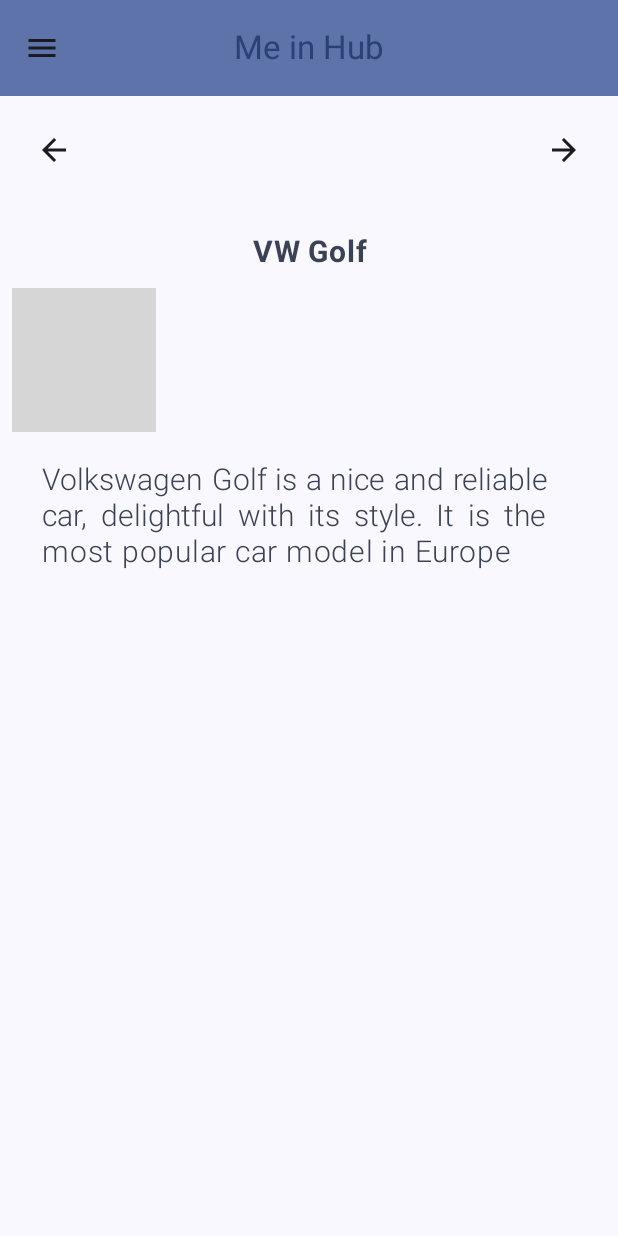
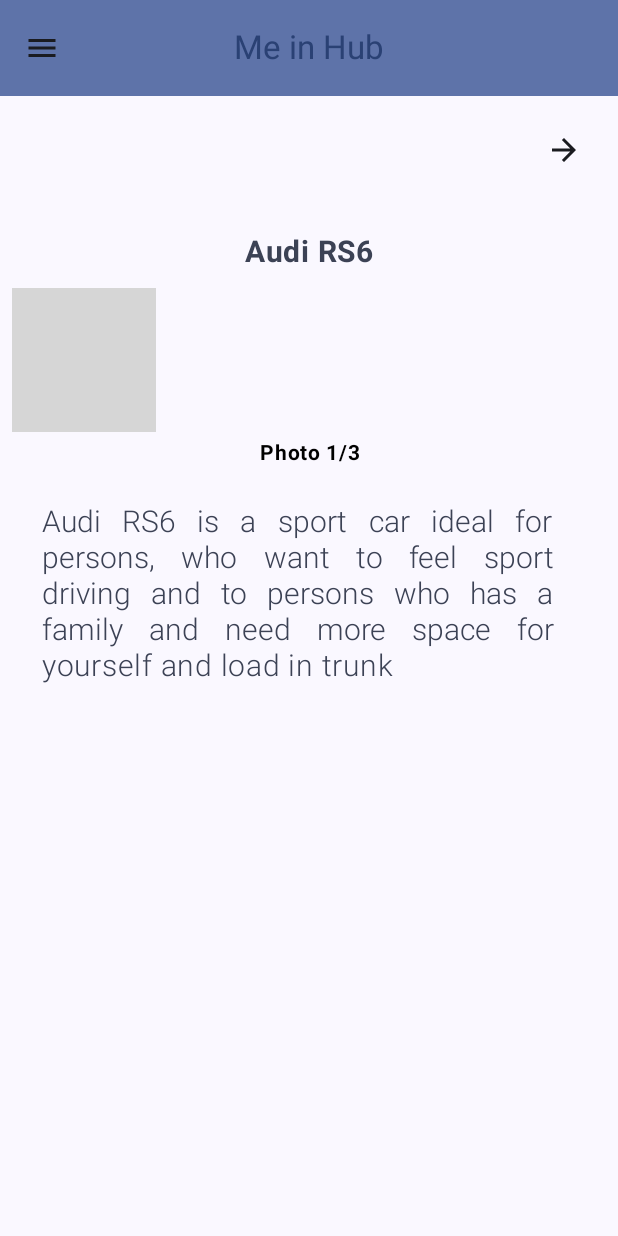
Before and after one commit to Mateusz123210/Me-in-hub, an Android app built with Jetpack Compose: the CarScreenContent screen opened through its navigation route, on a phone screen of 412 x 824 dp. Run offline under Robolectric (Android 15) with nearby library versions, the light colour scheme and no system bars; grey boxes are pictures that could not be loaded.

Commit message:
Cars screen done

```diff
--- a/app/src/main/java/com/example/meinhub/MainActivity.kt
+++ b/app/src/main/java/com/example/meinhub/MainActivity.kt
@@ -40,7 +40,12 @@
 import androidx.compose.material3.TopAppBarDefaults
 import androidx.compose.material3.rememberTopAppBarState
 import androidx.compose.runtime.Composable
+import androidx.compose.runtime.getValue
+import androidx.compose.runtime.mutableIntStateOf
+import androidx.compose.runtime.mutableStateOf
+import androidx.compose.runtime.remember
 import androidx.compose.runtime.rememberCoroutineScope
+import androidx.compose.runtime.setValue
 import androidx.compose.ui.Alignment
 import androidx.compose.ui.Modifier
 import androidx.compose.ui.graphics.Color
@@ -270,14 +275,14 @@
         initialPageOffsetFraction = 0f
     ){4}
     val scope = rememberCoroutineScope()
-    val Books = listOf(
+    val books = listOf(
         R.drawable.english4it_book,
         R.drawable.physics_book,
         R.drawable.investing_book,
         R.drawable.learning_tutorial_book
     )
 
-    val BooksDescriptions = listOf(
+    val booksDescriptions = listOf(
         "This book is, in my opinion, suitable for persons, who want to learn " +
                 "english vocabulary used in IT",
         "This book is, in my opinion perfect for persons, who want to prepare " +
@@ -286,7 +291,7 @@
         "By reading this book you will found out, how to learn effectively"
     )
 
-    val BooksTitles = listOf(
+    val booksTitles = listOf(
         "English 4 IT",
         "Fizyka Zakres rozszerzony",
         "Inwestowanie w złoto i srebro",
@@ -331,7 +336,7 @@
         }
         Box(modifier = Modifier.fillMaxSize()) {
             HorizontalPager(state = pagerState,
-                key = {Books[it]}
+                key = {books[it]}
                 ) {
                 index ->
 
@@ -347,7 +352,7 @@
                     ) {
                         Text(
                             modifier = Modifier.fillMaxWidth(),
-                            text = BooksTitles[index],
+                            text = booksTitles[index],
                             color = MaterialTheme.colorScheme.secondary,
                             fontSize = 20.sp,
                             textAlign = TextAlign.Center,
@@ -360,14 +365,14 @@
                             modifier = Modifier
                                 .fillMaxWidth()
                                 .heightIn(0.dp, 520.dp),
-                            painter = painterResource(Books[index]),
+                            painter = painterResource(books[index]),
                             contentDescription = "Book photo",
                             contentScale = ContentScale.Crop
                         )
                     }
                     Row(modifier = Modifier.padding(20.dp)) {
                         Text(
-                            text = BooksDescriptions[index],
+                            text = booksDescriptions[index],
                             color = MaterialTheme.colorScheme.secondary,
                             fontSize = 20.sp,
                             fontFamily = FontFamily.SansSerif,
@@ -407,8 +412,73 @@
     }
 }
 
+@OptIn(ExperimentalFoundationApi::class)
 @Composable
 fun CarScreenContent(navHostController: NavHostController, innerPadding: PaddingValues) {
+
+    var carIndex by remember { mutableIntStateOf(0) }
+    val scope = rememberCoroutineScope()
+
+    val audi = listOf(
+        R.drawable.audi_rs6_photo,
+        R.drawable.audi_rs6_photo1,
+        R.drawable.audi_rs6_photo2
+    )
+
+    val golf = listOf(
+        R.drawable.golf,
+        R.drawable.golf_2
+    )
+
+    val bmw = listOf(
+        R.drawable.bmw_m5,
+        R.drawable.bmw_m5_1
+    )
+
+    val opel = listOf(
+        R.drawable.opel_astra
+    )
+
+    val cars = listOf(
+        audi,
+        golf,
+        bmw,
+        opel
+    )
+    val states = listOf(
+        rememberPagerState(
+            initialPage = 0,
+        initialPageOffsetFraction = 0f
+        ){3},
+        rememberPagerState(
+            initialPage = 0,
+            initialPageOffsetFraction = 0f
+        ){2},
+        rememberPagerState(
+            initialPage = 0,
+            initialPageOffsetFraction = 0f
+        ){2},
+        rememberPagerState(
+            initialPage = 0,
+            initialPageOffsetFraction = 0f
+        ){1},
+    )
+
+    val carsDescriptions = listOf(
+        "Audi RS6 is a sport car ideal for persons, who want to feel sport driving and to persons " + "" +
+                "who has a family and need more space for yourself and load in trunk",
+        "Volkswagen Golf is a nice and reliable car, delightful with its style. " +
+                "It is the most popular car model in Europe",
+        "BMW M5 is beautiful and comfortable car, ideal for persons, who like rear drive",
+        "Opel Astra is a cheap car, but comfortable. This car is one of the most popular cars on the world"
+    )
+
+    val carsNames = listOf(
+        "Audi RS6",
+        "WV Golf",
+        "BMW M5",
+        "Opel Astra"
+    )
     Column(
         modifier = Modifier
             .fillMaxWidth()
@@ -417,20 +487,31 @@
     ) {
         Row (modifier = Modifier.padding(12.dp)) {
             Box(modifier = Modifier.fillMaxWidth()){
+                if(carIndex != 0) {
                     IconButton(modifier = Modifier.align(Alignment.CenterStart),
-                    onClick = { /* do something */ }) {
+                        onClick = {
+                            scope.launch {
+                                carIndex -= 1
+                            }
+                        }) {
                         Icon(
                             imageVector = Icons.Filled.ArrowBack,
                             contentDescription = "Localized description"
                         )
                     }
-
+                }
+                if(carIndex != cars.size - 1) {
                     IconButton(modifier = Modifier.align(Alignment.CenterEnd),
-                    onClick = { /* do something */ }) {
+                        onClick = {
+                            scope.launch {
+                                carIndex += 1
+                            }
+                        }) {
                         Icon(
                             imageVector = Icons.Filled.ArrowForward,
                             contentDescription = "Localized description"
                         )
+                    }
                 }
             }
         }
@@ -442,23 +523,45 @@
                 .fillMaxWidth()) {
                 Text(
                     modifier = Modifier.fillMaxWidth(),
-                    text = "VW Golf", color = MaterialTheme.colorScheme.secondary, fontSize = 20.sp,
+                    text = carsNames[carIndex],
+                    color = MaterialTheme.colorScheme.secondary,
+                    fontSize = 20.sp,
                     textAlign = TextAlign.Center,
-                    fontFamily = FontFamily.SansSerif, fontWeight = FontWeight.Bold
+                    fontFamily = FontFamily.SansSerif,
+                    fontWeight = FontWeight.Bold
                 )
             }
             Row {
+                Box(modifier = Modifier.fillMaxSize()) {
+                    HorizontalPager(state = states[carIndex],
+
+                    ) { index ->
                         Image(
-                    painter = painterResource(id = R.drawable.golf),
+                            painter = painterResource(cars[carIndex][index]),
                             contentDescription = "Car photo"
+                        )
+
+                    }
+                }
+            }
+            Row(modifier = Modifier.fillMaxWidth().padding(2.dp)) {
+                Text(
+                    modifier = Modifier.fillMaxWidth(),
+                    text = "Photo " + (states[carIndex].currentPage + 1) + "/" + states[carIndex].pageCount,
+                    color = Color.Black,
+                    fontSize = 14.sp,
+                    fontFamily = FontFamily.SansSerif,
+                    fontWeight = FontWeight.Bold,
+                    textAlign = TextAlign.Center
                 )
             }
             Row (modifier = Modifier.padding(20.dp)) {
-                val aboutCarText = "Volkswagen Golf is a nice and reliable car, delightful with its style. " +
-                        "It is the most popular car model in Europe"
                 Text(
-                    text = aboutCarText, color = MaterialTheme.colorScheme.secondary, fontSize = 20.sp,
-                    fontFamily = FontFamily.SansSerif, fontWeight = FontWeight.Light,
+                    text = carsDescriptions[carIndex],
+                    color = MaterialTheme.colorScheme.secondary,
+                    fontSize = 20.sp,
+                    fontFamily = FontFamily.SansSerif,
+                    fontWeight = FontWeight.Light,
                     textAlign = TextAlign.Justify
                 )
             }
```
Lines whose indentation alone changed are shown as unchanged.
